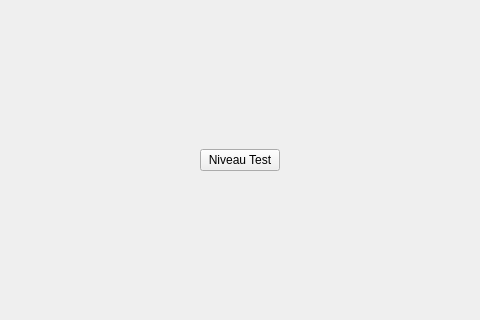
First picture: the form in gamewindow.ui, repository Tagge/JeuDeOuf, before the edit; both pictures show x 320 to 800 and y 155 to 475 of the 1120 by 630 pixel window.
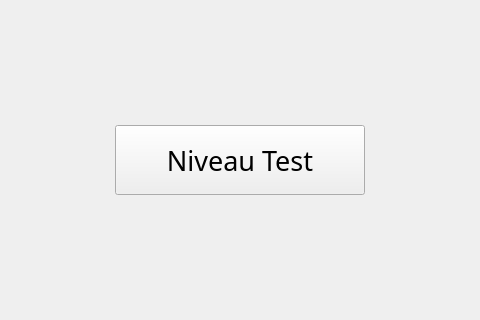
Second picture: the form after the edit.

The edit to the form file:
```diff
--- a/gamewindow.ui
+++ b/gamewindow.ui
@@ -47,6 +47,21 @@
       </item>
       <item>
        <widget class="QPushButton" name="levelTest">
+        <property name="minimumSize">
+         <size>
+          <width>250</width>
+          <height>70</height>
+         </size>
+        </property>
+        <property name="font">
+         <font>
+          <family>Candara</family>
+          <pointsize>20</pointsize>
+         </font>
+        </property>
+        <property name="cursor">
+         <cursorShape>PointingHandCursor</cursorShape>
+        </property>
         <property name="text">
          <string>Niveau Test</string>
         </property>
```
